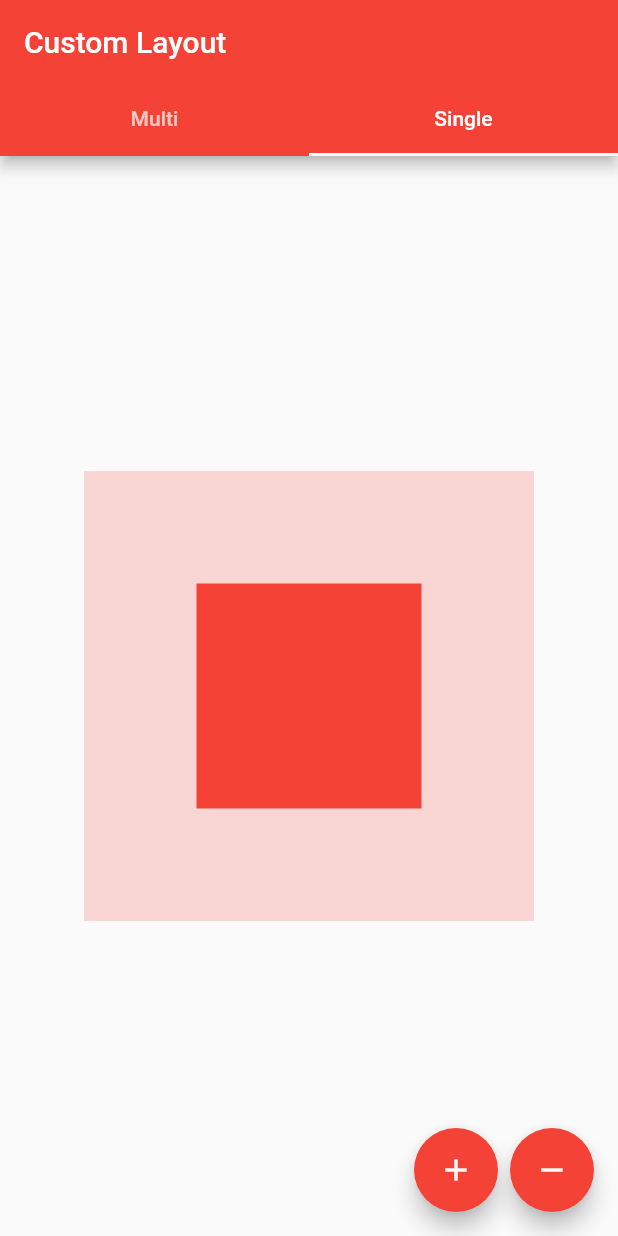
After one commit to taniyarn/custom_child_layout, a Flutter app: the screen it shows after launch, tab 2 chosen, after a tap on the "add" icon, on a phone screen of 412 x 824 dp. The commit adds this screen. Run offline on Flutter 3.47's test engine with Material 2 defaults, Android fonts, the phone set to English and light mode, and no system bars.

Commit message:
サンプルをいい感じに

```diff
--- /dev/null
+++ b/lib/custom_multi_child_layout_page.dart
@@ -0,0 +1,112 @@
+import 'package:flutter/material.dart';
+
+class CustomMultiChildLayoutPage extends StatefulWidget {
+  const CustomMultiChildLayoutPage({Key? key}) : super(key: key);
+
+  @override
+  State<CustomMultiChildLayoutPage> createState() =>
+      _CustomMultiChildLayoutPageState();
+}
+
+class _CustomMultiChildLayoutPageState
+    extends State<CustomMultiChildLayoutPage> {
+  int count = 3;
+  bool reverse = false;
+
+  @override
+  Widget build(BuildContext context) {
+    final theme = Theme.of(context);
+
+    return Scaffold(
+      body: Center(
+        child: Container(
+          color: theme.primaryColor.withOpacity(0.2),
+          width: 300,
+          height: 300,
+          child: CustomMultiChildLayout(
+            delegate: _MyLayoutDelegate(reverse: reverse),
+            children: [
+              for (int i = 0; i < count; i++)
+                LayoutId(
+                  id: i,
+                  child: Container(
+                    color: theme.primaryColor,
+                  ),
+                ),
+            ],
+          ),
+        ),
+      ),
+      floatingActionButton: Row(
+        mainAxisAlignment: MainAxisAlignment.end,
+        children: [
+          FloatingActionButton(
+            onPressed: () {
+              setState(() {
+                reverse = !reverse;
+              });
+            },
+            child: const Icon(Icons.swap_horiz),
+          ),
+          const SizedBox(width: 8),
+          FloatingActionButton(
+            onPressed: () {
+              setState(() {
+                count++;
+              });
+            },
+            child: const Icon(Icons.add),
+          ),
+          const SizedBox(width: 8),
+          FloatingActionButton(
+            onPressed: () {
+              if (count > 0) {
+                setState(() {
+                  count--;
+                });
+              }
+            },
+            child: const Icon(Icons.remove),
+          ),
+        ],
+      ),
+    );
+  }
+}
+
+class _MyLayoutDelegate extends MultiChildLayoutDelegate {
+  _MyLayoutDelegate({required this.reverse});
+  final bool reverse;
+
+  @override
+  void performLayout(Size size) {
+    int index = 0;
+    while (hasChild(index)) {
+      index++;
+    }
+    final childrenNum = index;
+
+    index = 0;
+    double sumSize = 0;
+    while (hasChild(index)) {
+      final childSize = layoutChild(
+        index,
+        BoxConstraints.tight(
+            Size(size.width / childrenNum, size.height / childrenNum)),
+      );
+      assert(childSize.width == childSize.height);
+
+      positionChild(
+        index,
+        Offset(reverse ? size.width - sumSize - childSize.width : sumSize,
+            sumSize),
+      );
+      sumSize += childSize.width;
+      index++;
+    }
+  }
+
+  @override
+  bool shouldRelayout(covariant _MyLayoutDelegate oldDelegate) =>
+      oldDelegate.reverse != reverse;
+}
--- /dev/null
+++ b/lib/custom_single_child_layout_page.dart
@@ -0,0 +1,112 @@
+import 'dart:ui';
+
+import 'package:flutter/material.dart';
+
+class CustomSingleChildLayoutPage extends StatefulWidget {
+  const CustomSingleChildLayoutPage({Key? key}) : super(key: key);
+
+  @override
+  State<CustomSingleChildLayoutPage> createState() =>
+      _CustomSingleChildLayoutPageState();
+}
+
+class _CustomSingleChildLayoutPageState
+    extends State<CustomSingleChildLayoutPage> {
+  Offset? offset;
+  int size = 2;
+
+  @override
+  Widget build(BuildContext context) {
+    final theme = Theme.of(context);
+
+    return Scaffold(
+      body: Center(
+        child: Listener(
+          onPointerDown: _onPointerDown,
+          onPointerMove: _onPointerMove,
+          onPointerUp: _onPointerUp,
+          child: Container(
+            color: theme.primaryColor.withOpacity(0.2),
+            width: 300,
+            height: 300,
+            child: CustomSingleChildLayout(
+              delegate: _MySingleChildLayoutDelegate(offset: offset),
+              child: Container(
+                color: theme.primaryColor,
+                width: 50.0 * size,
+                height: 50.0 * size,
+              ),
+            ),
+          ),
+        ),
+      ),
+      floatingActionButton: Row(
+        mainAxisAlignment: MainAxisAlignment.end,
+        children: [
+          FloatingActionButton(
+            onPressed: () {
+              if (size < 6) {
+                setState(() {
+                  size++;
+                });
+              }
+            },
+            child: const Icon(Icons.add),
+          ),
+          const SizedBox(width: 8),
+          FloatingActionButton(
+            onPressed: () {
+              if (size > 0) {
+                setState(() {
+                  size--;
+                });
+              }
+            },
+            child: const Icon(Icons.remove),
+          ),
+        ],
+      ),
+    );
+  }
+
+  void _onPointerDown(PointerDownEvent event) {
+    setState(() => offset = event.localPosition);
+  }
+
+  void _onPointerMove(PointerMoveEvent event) {
+    setState(() => offset = event.localPosition);
+  }
+
+  void _onPointerUp(PointerUpEvent event) {
+    setState(() => offset = null);
+  }
+}
+
+class _MySingleChildLayoutDelegate extends SingleChildLayoutDelegate {
+  _MySingleChildLayoutDelegate({required this.offset});
+
+  final Offset? offset;
+
+  @override
+  BoxConstraints getConstraintsForChild(BoxConstraints constraints) =>
+      constraints.loosen();
+
+  @override
+  Offset getPositionForChild(Size size, Size childSize) {
+    if (offset == null) {
+      return Offset(size.width / 2 - childSize.width / 2,
+          size.height / 2 - childSize.height / 2);
+    }
+
+    final width = clampDouble(
+        offset!.dx, childSize.width / 2, size.width - childSize.width / 2);
+    final height = clampDouble(
+        offset!.dy, childSize.height / 2, size.height - childSize.height / 2);
+
+    return Offset(width - childSize.width / 2, height - childSize.height / 2);
+  }
+
+  @override
+  bool shouldRelayout(covariant _MySingleChildLayoutDelegate oldDelegate) =>
+      oldDelegate.offset != offset;
+}
```
Also changed, not shown: lib/main.dart (+32 -132 lines).
